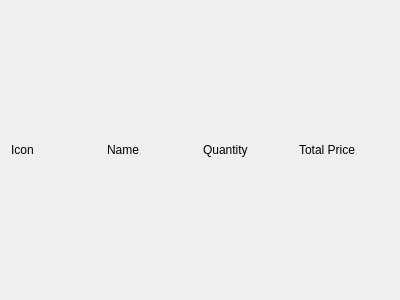
Qt form Client/cartproductpreview.ui (Kazbek177007/Booking) before a commit.
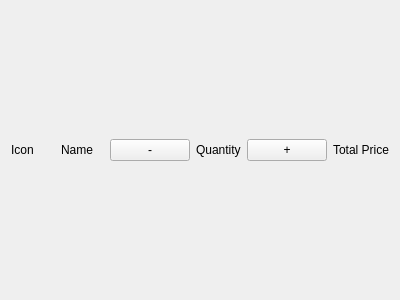
The same form after that commit.

Patch:
```diff
--- a/Client/cartproductpreview.ui
+++ b/Client/cartproductpreview.ui
@@ -28,6 +28,13 @@
      </property>
     </widget>
    </item>
+   <item>
+    <widget class="QPushButton" name="reduceItemButton">
+     <property name="text">
+      <string>-</string>
+     </property>
+    </widget>
+   </item>
    <item>
     <widget class="QLabel" name="quantity">
      <property name="text">
@@ -35,6 +42,13 @@
      </property>
     </widget>
    </item>
+   <item>
+    <widget class="QPushButton" name="addItemButton">
+     <property name="text">
+      <string>+</string>
+     </property>
+    </widget>
+   </item>
    <item>
     <widget class="QLabel" name="totalPrice">
      <property name="text">
```
